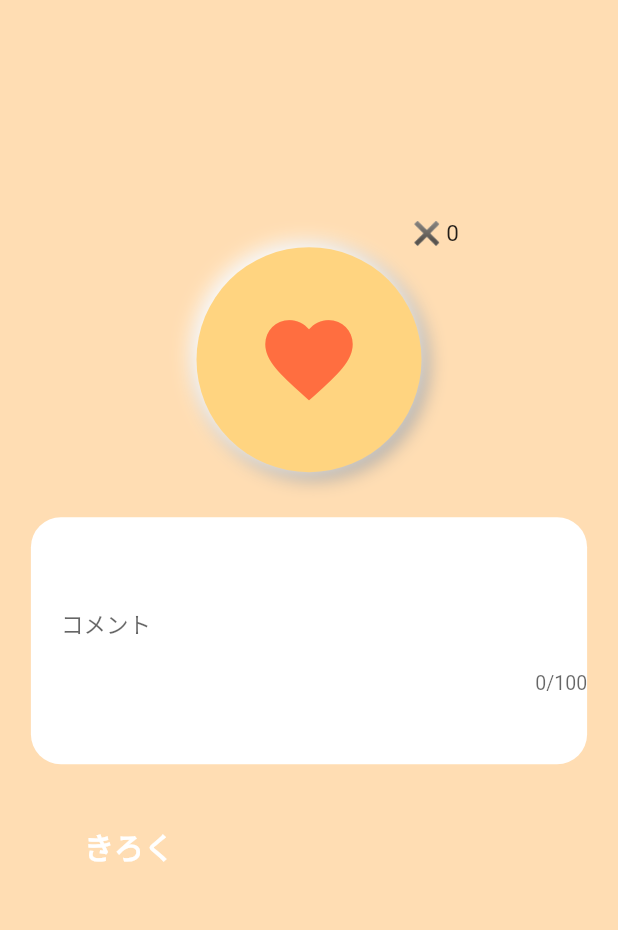
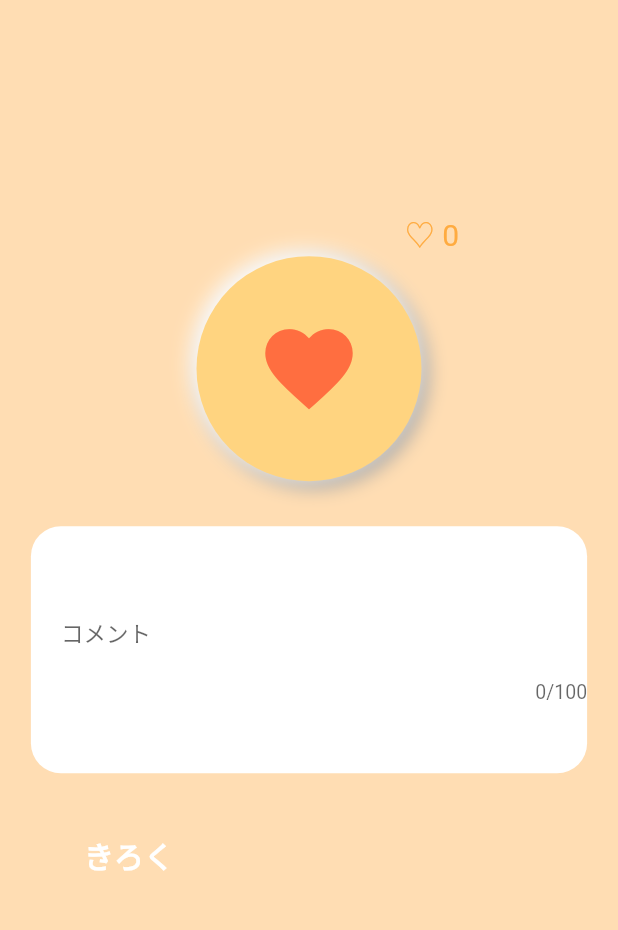
Before and after one commit to youten410/me-good, a Flutter app: the screen it shows after launch, on a phone screen of 412 x 824 dp, the part 146-1076 px from its top. Run offline on Flutter 3.47's test engine with Material 2 defaults, Android fonts, the phone set to English and light mode, and no system bars; our stand-ins replace cloud_firestore, firebase_core, firebase_storage, go_router, table_calendar; missing offline and left inert: flat_3d_button, pushable_button; accounts and stored records are empty.

Commit message:
update : ハートの数表示を変更

```diff
--- a/lib/screens/good_screen.dart
+++ b/lib/screens/good_screen.dart
@@ -68,7 +68,10 @@ class _GoodScreenState extends State<GoodScreen> {
               Container(
                 width: 200,
                 child: Row(mainAxisAlignment: MainAxisAlignment.end, children: [
-                  Text("✖️ $goodCount"),
+                  Text(
+                    "♡ $goodCount",
+                    style: TextStyle(fontSize: 20, color: Colors.orangeAccent),
+                  ),
                 ]),
               ),
               // いいねボタン
```
